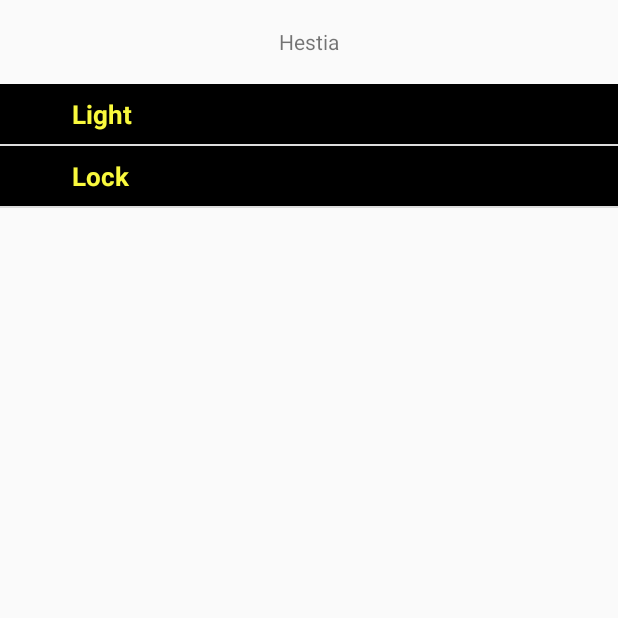
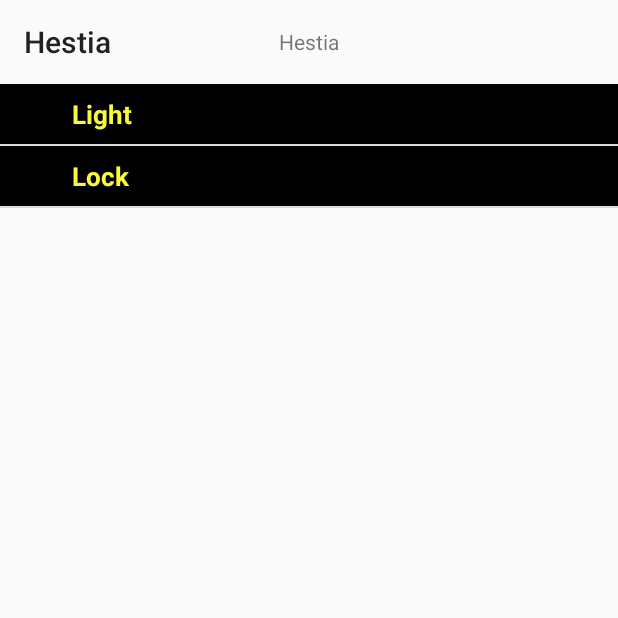
Before and after one commit to RUGSoftEng/2017-Hestia-Client, an Android app: the PeripheralListFragment screen opened directly, with no data from a screen before it, on a phone screen of 412 x 824 dp, the top half of it. Run offline under Robolectric (Android 15) with nearby library versions, the phone set to English and light mode, and no system bars.

Commit message:
Toolbar is now in the activity instead of the fragment

```diff
--- a/Hestia/app/src/main/java/com/rugged/application/hestia/PeripheralListFragment.java
+++ b/Hestia/app/src/main/java/com/rugged/application/hestia/PeripheralListFragment.java
@@ -2,7 +2,6 @@ package com.rugged.application.hestia;
 
 import android.app.Dialog;
 import android.content.Context;
-import android.content.Intent;
 import android.graphics.Typeface;
 import android.os.AsyncTask;
 import android.os.Bundle;
@@ -24,8 +23,6 @@ import android.widget.RelativeLayout;
 import android.widget.SeekBar;
 import android.widget.Switch;
 import android.widget.TextView;
-import android.widget.Toast;
-import android.widget.ViewSwitcher;
 
 import java.util.ArrayList;
 import java.util.HashMap;
@@ -45,10 +42,6 @@ public class PeripheralListFragment extends Fragment {
                              Bundle savedInstanceState) {
         View view = inflater.inflate(R.layout.fragment_peripheral_list, container, false);
 
-        final Toolbar toolbar = (Toolbar) view.findViewById(R.id.toolbar);
-        ((AppCompatActivity) getActivity()).setSupportActionBar(toolbar);
-        ((AppCompatActivity) getActivity()).getSupportActionBar().setDisplayShowTitleEnabled(false);
-
         expListView = (ExpandableListView) view.findViewById(R.id.lvExp);
 
         listDataHeader = new ArrayList<String>();
@@ -58,11 +51,8 @@ public class PeripheralListFragment extends Fragment {
 
         expListView.setAdapter(listAdapter);
 
-
         //request the list
         new RetrievePeripheralList().execute();
-
-
 
         // setting list adapter
         return view;
@@ -153,7 +143,6 @@ public class PeripheralListFragment extends Fragment {
                                             }else {
                                                 switchButton.setChecked(false);
                                             }
-
                                         }
 
                                         @Override
--- a/Hestia/app/src/main/java/com/rugged/application/hestia/SingleFragmentActivity.java
+++ b/Hestia/app/src/main/java/com/rugged/application/hestia/SingleFragmentActivity.java
@@ -9,8 +9,10 @@ import android.support.v4.app.Fragment;
 import android.support.v4.app.FragmentActivity;
 import android.support.v4.app.FragmentManager;
 import android.support.v4.widget.DrawerLayout;
+import android.support.v7.app.ActionBar;
 import android.support.v7.app.ActionBarDrawerToggle;
 import android.support.v7.app.AppCompatActivity;
+import android.support.v7.widget.Toolbar;
 import android.view.View;
 import android.widget.AdapterView;
 import android.widget.ArrayAdapter;
@@ -27,6 +29,9 @@ public abstract class SingleFragmentActivity extends AppCompatActivity{
         super.onCreate(savedInstanceState);
         setContentView(R.layout.activity_fragment);
 
+        Toolbar toolbar = (Toolbar) findViewById(R.id.toolbar);
+        setSupportActionBar(toolbar);
+
         FragmentManager fm = getSupportFragmentManager();
         Fragment fragment = fm.findFragmentById(R.id.fragment_container);
 
--- a/Hestia/app/src/main/res/layout/activity_fragment.xml
+++ b/Hestia/app/src/main/res/layout/activity_fragment.xml
@@ -1,7 +1,33 @@
 <?xml version="1.0" encoding="utf-8"?>
-    <!-- The main content view -->
+<LinearLayout xmlns:android="http://schemas.android.com/apk/res/android"
+    android:orientation="vertical"
+    android:layout_width="match_parent"
+    android:layout_height="match_parent">
+
+<!-- The main content view -->
+
+<android.support.v7.widget.Toolbar
+    android:id="@+id/toolbar"
+    android:layout_height="wrap_content"
+    android:layout_width="match_parent"
+    android:minHeight="?attr/actionBarSize"
+
+    android:theme="@style/Theme.AppCompat.Light.NoActionBar">
+    <!--app:layout_scrollFlags="scroll|enterAlways"-->
+
+
+    <TextView
+        android:layout_width="wrap_content"
+        android:layout_height="wrap_content"
+        android:text="@string/app_name"
+        android:layout_gravity="center"
+        android:id="@+id/toolbar_title" />
+
+</android.support.v7.widget.Toolbar>
+
 <FrameLayout xmlns:android="http://schemas.android.com/apk/res/android"
     android:layout_width="match_parent"
     android:layout_height="match_parent"
     android:id="@+id/fragment_container">
 </FrameLayout>
+    </LinearLayout>
--- a/Hestia/app/src/main/res/layout/activity_peripheral.xml
+++ /dev/null
@@ -1,6 +0,0 @@
-
-<FrameLayout xmlns:android="http://schemas.android.com/apk/res/android"
-    android:id="@+id/fragment_container"
-    android:layout_width="match_parent"
-    android:layout_height="match_parent"
-    />
--- a/Hestia/app/src/main/res/layout/fragment_peripheral_list.xml
+++ b/Hestia/app/src/main/res/layout/fragment_peripheral_list.xml
@@ -1,31 +1,4 @@
-<?xml version="1.0" encoding="utf-8"?>
-<LinearLayout xmlns:android="http://schemas.android.com/apk/res/android"
-    android:orientation="vertical"
+<ExpandableListView android:id="@+id/lvExp"
+    android:layout_height="match_parent"
     android:layout_width="match_parent"
-    android:layout_height="match_parent">
-
-    <android.support.v7.widget.Toolbar
-        android:id="@+id/toolbar"
-        android:layout_height="wrap_content"
-        android:layout_width="match_parent"
-        android:minHeight="?attr/actionBarSize"
-
-        android:theme="@style/Theme.AppCompat.Light.NoActionBar">
-        <!--app:layout_scrollFlags="scroll|enterAlways"-->
-
-
-        <TextView
-            android:layout_width="wrap_content"
-            android:layout_height="wrap_content"
-            android:text="@string/app_name"
-            android:layout_gravity="center"
-            android:id="@+id/toolbar_title" />
-
-    </android.support.v7.widget.Toolbar>
-
-    <ExpandableListView
-        android:id="@+id/lvExp"
-        android:layout_height="match_parent"
-        android:layout_width="match_parent"/>
-
-</LinearLayout>
+    xmlns:android="http://schemas.android.com/apk/res/android" />
```
